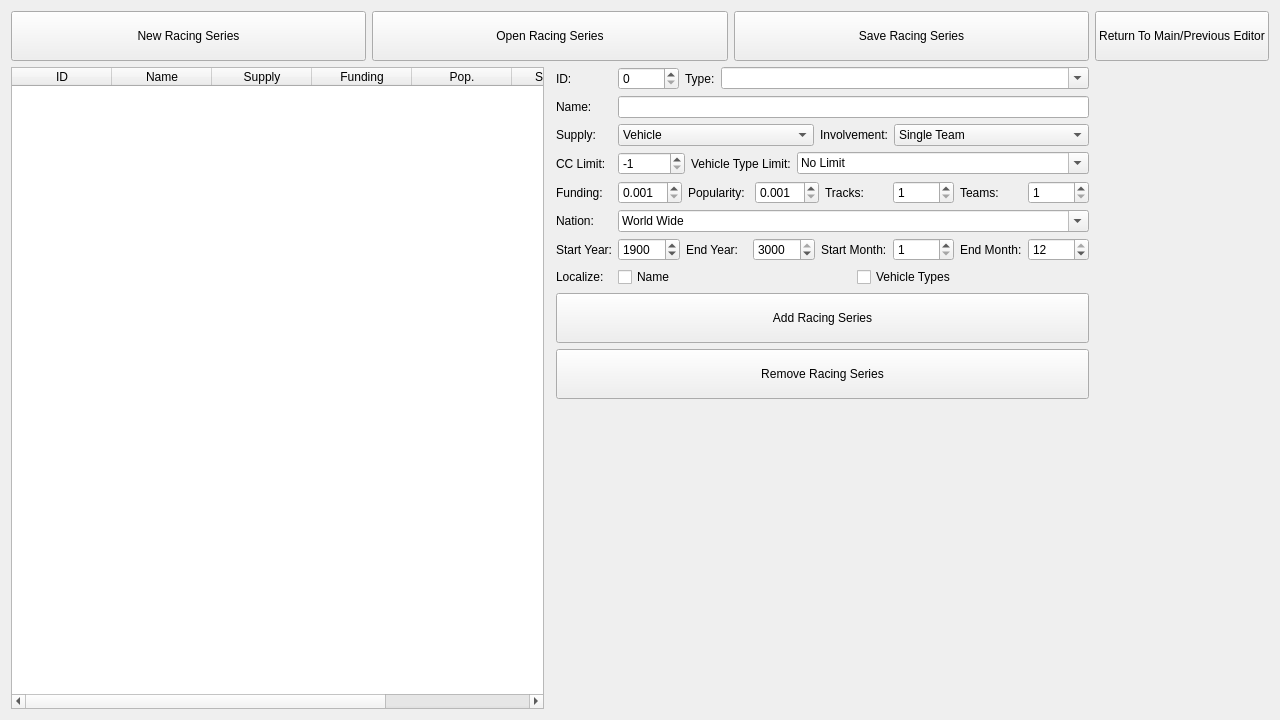
The window that RacingSeriesEditor.ui (gearcity/GearCity_ModTools) describes before a commit, drawn with Qt 5.
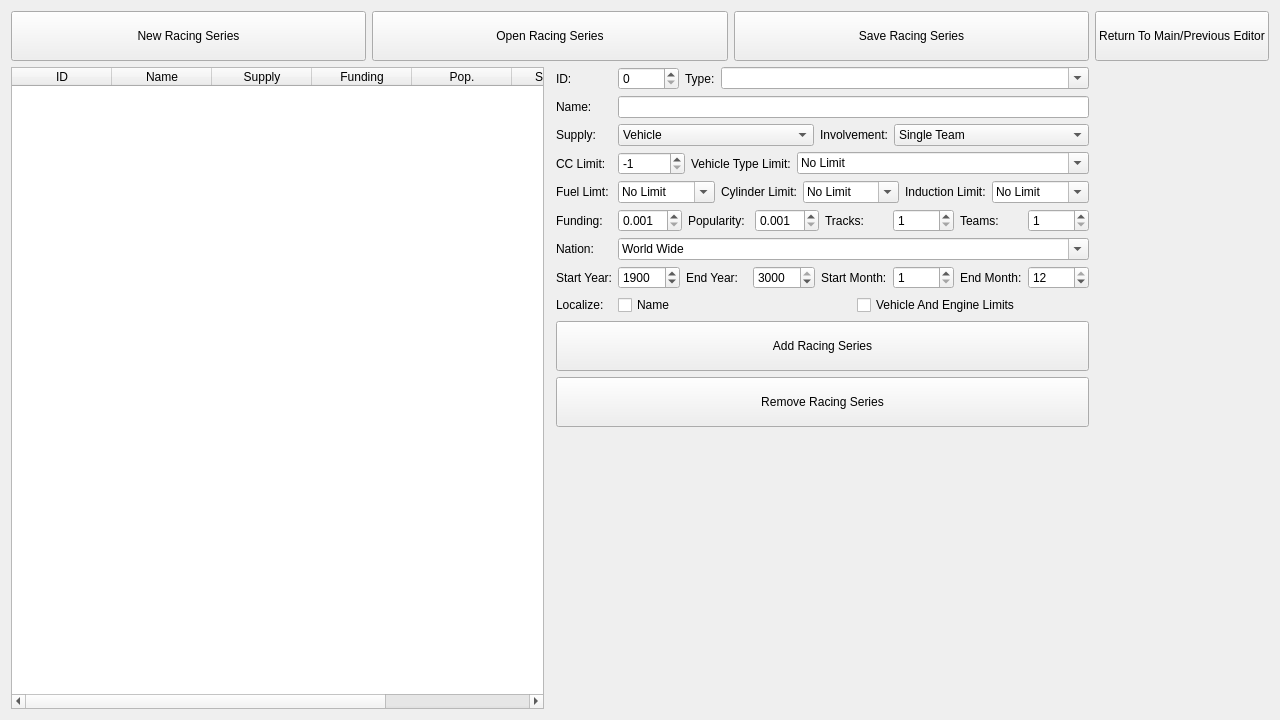
The same window after the commit.

Commit message:
Additional Racing Limits
Added Cylinder, Fuel, and Induction system limits to racing editor

Diff of the .ui file:
```diff
--- a/RacingSeriesEditor.ui
+++ b/RacingSeriesEditor.ui
@@ -159,6 +159,16 @@
        </item>
       </layout>
      </item>
+     <item row="1" column="0">
+      <widget class="QLabel" name="label">
+       <property name="text">
+        <string>Name:</string>
+       </property>
+      </widget>
+     </item>
+     <item row="1" column="1">
+      <widget class="QLineEdit" name="lineEdit_name"/>
+     </item>
      <item row="2" column="0">
       <widget class="QLabel" name="label_4">
        <property name="text">
@@ -277,13 +287,20 @@
       </layout>
      </item>
      <item row="4" column="0">
+      <widget class="QLabel" name="label_18">
+       <property name="text">
+        <string>Fuel Limt:</string>
+       </property>
+      </widget>
+     </item>
+     <item row="5" column="0">
       <widget class="QLabel" name="label_7">
        <property name="text">
         <string>Funding:</string>
        </property>
       </widget>
      </item>
-     <item row="4" column="1">
+     <item row="5" column="1">
       <layout class="QHBoxLayout" name="horizontalLayout_5">
        <item>
         <widget class="QDoubleSpinBox" name="spin_funding">
@@ -342,14 +359,14 @@
        </item>
       </layout>
      </item>
-     <item row="5" column="0">
+     <item row="6" column="0">
       <widget class="QLabel" name="label_11">
        <property name="text">
         <string>Nation:</string>
        </property>
       </widget>
      </item>
-     <item row="5" column="1">
+     <item row="6" column="1">
       <widget class="QComboBox" name="comboBox_nation">
        <property name="editable">
         <bool>true</bool>
@@ -361,14 +378,14 @@
        </item>
       </widget>
      </item>
-     <item row="6" column="0">
+     <item row="7" column="0">
       <widget class="QLabel" name="label_12">
        <property name="text">
         <string>Start Year:</string>
        </property>
       </widget>
      </item>
-     <item row="6" column="1">
+     <item row="7" column="1">
       <layout class="QHBoxLayout" name="horizontalLayout_6">
        <item>
         <widget class="QSpinBox" name="spinBox_startyear">
@@ -442,14 +459,14 @@
        </item>
       </layout>
      </item>
-     <item row="7" column="0">
+     <item row="8" column="0">
       <widget class="QLabel" name="label_17">
        <property name="text">
         <string>Localize:</string>
        </property>
       </widget>
      </item>
-     <item row="7" column="1">
+     <item row="8" column="1">
       <layout class="QHBoxLayout" name="horizontalLayout_7">
        <item>
         <widget class="QCheckBox" name="checkBox_name_localize">
@@ -461,13 +478,13 @@
        <item>
         <widget class="QCheckBox" name="checkBox_vehicleType_Localize">
          <property name="text">
-          <string>Vehicle Types</string>
+          <string>Vehicle And Engine Limits</string>
          </property>
         </widget>
        </item>
       </layout>
      </item>
-     <item row="8" column="0" colspan="2">
+     <item row="9" column="0" colspan="2">
       <widget class="QPushButton" name="button_add">
        <property name="minimumSize">
         <size>
@@ -480,7 +497,7 @@
        </property>
       </widget>
      </item>
-     <item row="9" column="0" colspan="2">
+     <item row="10" column="0" colspan="2">
       <widget class="QPushButton" name="button_remove">
        <property name="minimumSize">
         <size>
@@ -493,15 +510,77 @@
        </property>
       </widget>
      </item>
-     <item row="1" column="0">
-      <widget class="QLabel" name="label">
-       <property name="text">
-        <string>Name:</string>
-       </property>
-      </widget>
-     </item>
-     <item row="1" column="1">
-      <widget class="QLineEdit" name="lineEdit_name"/>
+     <item row="4" column="1">
+      <layout class="QHBoxLayout" name="horizontalLayout_8">
+       <item>
+        <widget class="QComboBox" name="comboBox_fuelTypeLimit">
+         <property name="sizePolicy">
+          <sizepolicy hsizetype="Expanding" vsizetype="Fixed">
+           <horstretch>0</horstretch>
+           <verstretch>0</verstretch>
+          </sizepolicy>
+         </property>
+         <property name="editable">
+          <bool>true</bool>
+         </property>
+         <item>
+          <property name="text">
+           <string>No Limit</string>
+          </property>
+         </item>
+        </widget>
+       </item>
+       <item>
+        <widget class="QLabel" name="label_19">
+         <property name="text">
+          <string>Cylinder Limit:</string>
+         </property>
+        </widget>
+       </item>
+       <item>
+        <widget class="QComboBox" name="comboBox_cylinderLimit">
+         <property name="sizePolicy">
+          <sizepolicy hsizetype="Expanding" vsizetype="Fixed">
+           <horstretch>0</horstretch>
+           <verstretch>0</verstretch>
+          </sizepolicy>
+         </property>
+         <property name="editable">
+          <bool>true</bool>
+         </property>
+         <item>
+          <property name="text">
+           <string>No Limit</string>
+          </property>
+         </item>
+        </widget>
+       </item>
+       <item>
+        <widget class="QLabel" name="label_20">
+         <property name="text">
+          <string>Induction Limit:</string>
+         </property>
+        </widget>
+       </item>
+       <item>
+        <widget class="QComboBox" name="comboBox_inductionTypeLimit">
+         <property name="sizePolicy">
+          <sizepolicy hsizetype="Expanding" vsizetype="Fixed">
+           <horstretch>0</horstretch>
+           <verstretch>0</verstretch>
+          </sizepolicy>
+         </property>
+         <property name="editable">
+          <bool>true</bool>
+         </property>
+         <item>
+          <property name="text">
+           <string>No Limit</string>
+          </property>
+         </item>
+        </widget>
+       </item>
+      </layout>
      </item>
     </layout>
    </item>
```
The commit also changes 3 other files.
